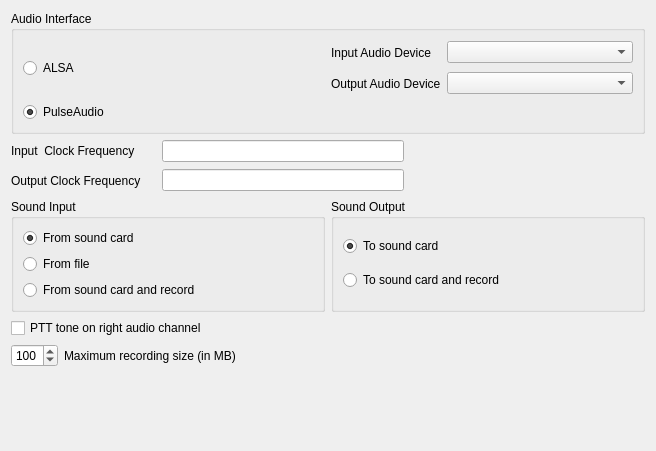
Before: the Qt Designer form qsstv/config/soundconfig.ui in cureton/qsstv, drawn with Qt 5.
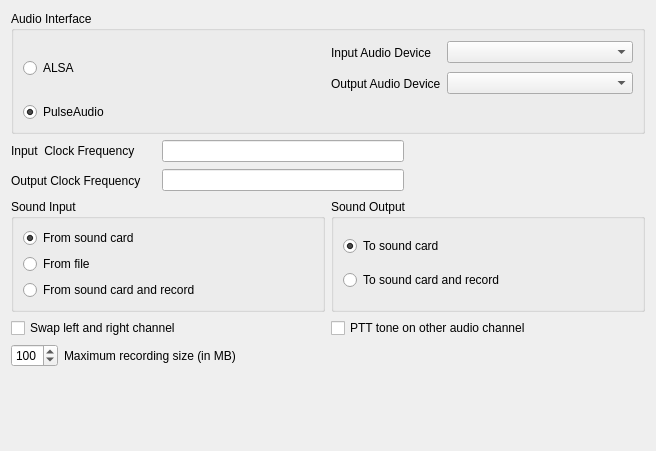
After: the same form once the commit is applied.

Patch:
```diff
--- a/qsstv/config/soundconfig.ui
+++ b/qsstv/config/soundconfig.ui
@@ -250,11 +250,22 @@
     </layout>
    </item>
    <item>
+    <layout class="QHBoxLayout" name="horizontalLayout_5">
+     <item>
+      <widget class="QCheckBox" name="swapChannelCheckBox">
+       <property name="text">
+        <string>Swap left and right channel</string>
+       </property>
+      </widget>
+     </item>
+     <item>
     <widget class="QCheckBox" name="pttToneCheckBox">
      <property name="text">
-      <string>PTT tone on right audio channel</string>
-     </property>
-    </widget>
+        <string>PTT tone on other audio channel</string>
+       </property>
+      </widget>
+     </item>
+    </layout>
    </item>
    <item>
     <layout class="QHBoxLayout" name="_5">
```
Lines whose indentation alone changed are shown as unchanged.
